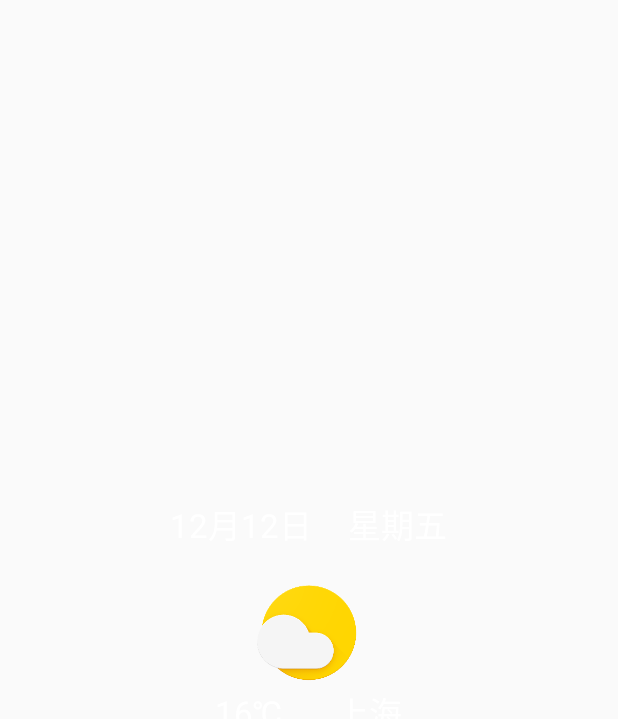
After one commit to Moosphan/MooWeather-master, an Android app: the layout weather_widget_layout.xml on its own in the app's theme, with its tools: preview values and no code run, on a phone screen of 412 x 824 dp. The commit adds this screen. Shown: the top 719 px of the screen. Run offline under Robolectric (Android 15) with nearby library versions, the phone set to English and light mode, and no system bars; Roboto replaces fonts that are not available here.

Commit message:
初步完成天气桌面小插件样例功能

```diff
--- a/MooWeather/app/build.gradle
+++ b/MooWeather/app/build.gradle
@@ -68,8 +68,8 @@ dependencies {
     compile 'com.nineoldandroids:library:2.4.0'
     compile 'com.daimajia.easing:library:1.0.1@aar'
     compile 'com.daimajia.androidanimations:library:1.1.3@aar'
-    compile 'com.github.PhilJay:MPAndroidChart:v3.0.3'
     compile 'com.github.arimorty:floatingsearchview:2.1.1'
     compile 'de.hdodenhof:circleimageview:2.1.0'
+    compile 'com.github.lecho:hellocharts-android:v1.5.8'
     implementation files('libs/AMap3DMap_5.6.0_AMapSearch_5.5.0_AMapLocation_3.7.0_20171218.jar')
 }
--- /dev/null
+++ b/MooWeather/app/src/main/res/layout/weather_widget_layout.xml
@@ -0,0 +1,54 @@
+<?xml version="1.0" encoding="utf-8"?>
+<LinearLayout xmlns:android="http://schemas.android.com/apk/res/android"
+    android:layout_width="match_parent"
+    android:layout_height="match_parent"
+    android:orientation="vertical"
+    android:background="#00000000"
+    android:gravity="center">
+
+    <LinearLayout
+        android:layout_width="match_parent"
+        android:layout_height="wrap_content"
+        android:orientation="horizontal"
+        android:gravity="center">
+        <TextView
+            android:layout_width="wrap_content"
+            android:layout_height="wrap_content"
+            android:textSize="22sp"
+            android:paddingRight="12dp"
+            android:textColor="@color/white"
+            android:text="12月12日"/>
+        <TextView
+            android:layout_width="wrap_content"
+            android:layout_height="wrap_content"
+            android:paddingLeft="12dp"
+            android:textSize="22sp"
+            android:textColor="@color/white"
+            android:text="星期五"/>
+    </LinearLayout>
+    <ImageView
+        android:layout_width="72dp"
+        android:layout_height="72dp"
+        android:layout_marginTop="20dp"
+        android:src="@mipmap/mostly_cloudy"/>
+    <LinearLayout
+        android:layout_width="match_parent"
+        android:layout_height="wrap_content"
+        android:orientation="horizontal"
+        android:gravity="center">
+        <TextView
+            android:layout_width="wrap_content"
+            android:layout_height="wrap_content"
+            android:textSize="22sp"
+            android:layout_marginRight="18dp"
+            android:textColor="@color/white"
+            android:text="16℃"/>
+        <TextView
+            android:layout_width="wrap_content"
+            android:layout_height="wrap_content"
+            android:layout_marginLeft="18dp"
+            android:textSize="22sp"
+            android:textColor="@color/white"
+            android:text="上海"/>
+    </LinearLayout>
+</LinearLayout>
```
Also changed, not shown: MooWeather/app/src/main/AndroidManifest.xml (+12 -0 lines), MooWeather/app/src/main/java/com/moos/weather/bean/CaiYun/Hourly.java (+21 -0 lines), MooWeather/app/src/main/java/com/moos/weather/ui/activity/TodayWeatherDetailActivity.java (+113 -4 lines), MooWeather/app/src/main/java/com/moos/weather/ui/widget/WeatherWidgetProvider.java (added, +44 -0 lines), MooWeather/app/src/main/res/layout/activity_weather_detail.xml (+45 -12 lines), MooWeather/app/src/main/res/xml/weather_widget.xml (added, +10 -0 lines).
